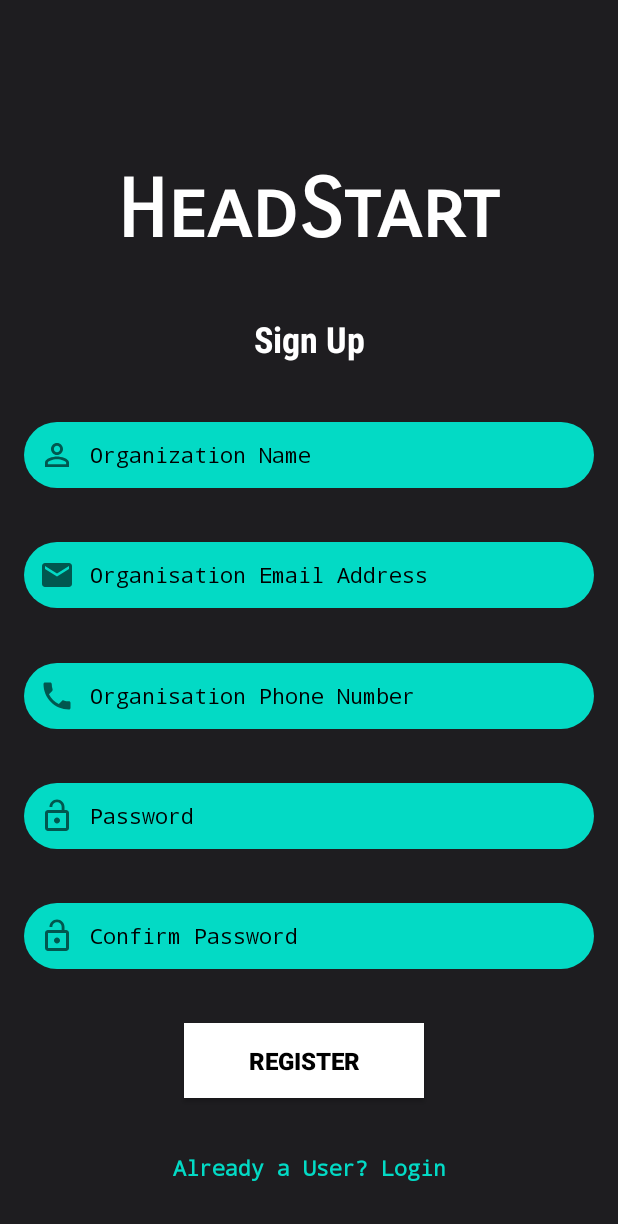
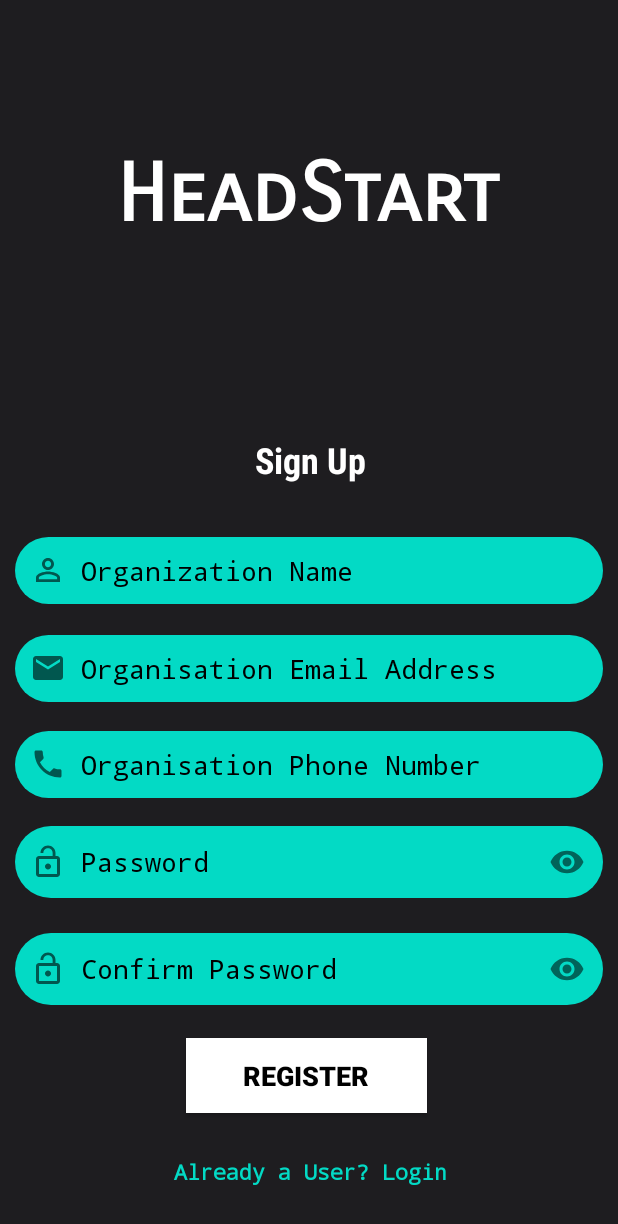
Before and after one commit to skepquilian/HeadStart, an Android app: the TruckOwnerRegisterForm screen opened directly, with no data from a screen before it, on a phone screen of 412 x 824 dp. Shown: the top 1224 px of the screen. Run offline under Robolectric (Android 15) with nearby library versions, the phone set to English and light mode, and no system bars; our stand-ins replace Firebase (no records; nobody signed in at launch, a user with empty details on screens opened directly).

Commit message:
changed to Relative layout in Xml

```diff
--- a/app/build.gradle
+++ b/app/build.gradle
@@ -34,7 +34,7 @@ dependencies {
     implementation 'androidx.appcompat:appcompat:1.2.0'
     implementation 'com.google.android.material:material:1.2.1'
     implementation 'androidx.constraintlayout:constraintlayout:2.0.4'
-    implementation 'com.google.firebase:firebase-auth:20.0.0'
+    implementation 'com.google.firebase:firebase-auth:20.0.1'
     implementation 'com.google.firebase:firebase-database:19.5.1'
     testImplementation 'junit:junit:4.13.1'
     androidTestImplementation 'androidx.test.ext:junit:1.1.2'
--- a/app/src/main/java/com/example/headstart/TruckOwnerLoginForm.java
+++ b/app/src/main/java/com/example/headstart/TruckOwnerLoginForm.java
@@ -116,10 +116,11 @@ public class TruckOwnerLoginForm extends AppCompatActivity implements View.OnCli
             }
         });
     }
+
+    @Override
     public void onBackPressed() {
-
         super.onBackPressed();
-        startActivity(new Intent(TruckOwnerLoginForm.this,MainActivity.class));
+        startActivity(new Intent(TruckOwnerLoginForm.this, MainActivity.class));
         finish();
     }
 }
--- a/app/src/main/java/com/example/headstart/TruckOwnerRegisterForm.java
+++ b/app/src/main/java/com/example/headstart/TruckOwnerRegisterForm.java
@@ -5,6 +5,7 @@ import androidx.appcompat.app.AppCompatActivity;
 
 import android.content.Intent;
 import android.os.Bundle;
+import android.telephony.PhoneNumberFormattingTextWatcher;
 import android.util.Patterns;
 import android.view.View;
 import android.widget.Button;
@@ -45,12 +46,15 @@ public class TruckOwnerRegisterForm extends AppCompatActivity implements View.On
         //EditText
         editTextOrganizationName = findViewById(R.id.organizationName);
         editTextEmail            = findViewById(R.id.emailAddress);
+
         editTextPhone            = findViewById(R.id.phoneNumber);
+        editTextPhone.addTextChangedListener(new PhoneNumberFormattingTextWatcher());
+
         editTextPassword         = findViewById(R.id.userPassword);
         editTextPasswordConfirm  = findViewById(R.id.passwordConfirm);
 
         //register Button
-        Button btnRegister = findViewById(R.id.registerUser);
+        Button btnRegister = findViewById(R.id.registerButton);
         btnRegister.setOnClickListener(this);
 
         progressBar = findViewById(R.id.progressBar);
@@ -66,7 +70,7 @@ public class TruckOwnerRegisterForm extends AppCompatActivity implements View.On
             startActivity(new Intent(this, TruckOwnerLoginForm.class));
             return;
         }
-        if (v.getId() == R.id.registerUser){
+        if (v.getId() == R.id.registerButton){
             registerUser();
         }
     }
@@ -162,4 +166,11 @@ public class TruckOwnerRegisterForm extends AppCompatActivity implements View.On
             }
         });
     }
+
+    //On back press to redirect to login page
+    @Override
+    public void onBackPressed() {
+        super.onBackPressed();
+        startActivity(new Intent(TruckOwnerRegisterForm.this, TruckOwnerLoginForm.class));
+    }
 }
--- a/app/src/main/res/layout/truck_owner_register_activity.xml
+++ b/app/src/main/res/layout/truck_owner_register_activity.xml
@@ -1,5 +1,5 @@
 <?xml version="1.0" encoding="utf-8"?>
-<androidx.constraintlayout.widget.ConstraintLayout xmlns:android="http://schemas.android.com/apk/res/android"
+<RelativeLayout xmlns:android="http://schemas.android.com/apk/res/android"
     xmlns:app="http://schemas.android.com/apk/res-auto"
     xmlns:tools="http://schemas.android.com/tools"
     android:layout_width="match_parent"
@@ -12,220 +12,248 @@
         android:id="@+id/appName"
         android:layout_width="wrap_content"
         android:layout_height="wrap_content"
-        android:layout_marginTop="72dp"
+        android:layout_above="@+id/signUp"
+        android:layout_alignParentStart="true"
+        android:layout_alignParentTop="true"
+        android:layout_alignParentEnd="true"
+        android:layout_marginStart="77dp"
+        android:layout_marginTop="97dp"
+        android:layout_marginEnd="78dp"
+        android:layout_marginBottom="36dp"
         android:fontFamily="sans-serif-smallcaps"
         android:text="@string/app_name"
         android:textAlignment="center"
         android:textAllCaps="false"
-        android:textColor="@android:color/background_light"
+        android:textColor="@android:color/white"
         android:textSize="54sp"
-        android:textStyle="bold"
-        app:layout_constraintBottom_toTopOf="@+id/progressBar"
-        app:layout_constraintEnd_toEndOf="parent"
-        app:layout_constraintHorizontal_bias="0.496"
-        app:layout_constraintStart_toStartOf="parent"
-        app:layout_constraintTop_toTopOf="parent" />
-
-    <EditText
-        android:id="@+id/organizationName"
-        android:layout_width="0dp"
-        android:layout_height="wrap_content"
-        android:layout_marginStart="16dp"
-        android:layout_marginEnd="16dp"
-        android:background="@drawable/round_border"
-        android:cursorVisible="true"
-        android:drawableStart="@drawable/ic_organization"
-        android:drawablePadding="10dp"
-        android:ems="10"
-        android:fontFamily="monospace"
-        android:hint="@string/organization_name"
-        android:inputType="textPersonName"
-        android:padding="10dp"
-        android:singleLine="false"
-        android:textAlignment="viewStart"
-        android:textColor="@android:color/black"
-        android:textColorHighlight="@android:color/black"
-        android:textColorHint="@android:color/black"
-        android:focusable="true"
-        android:focusableInTouchMode="true"
-        android:textCursorDrawable="@android:color/black"
-        android:textSize="14sp"
-        android:typeface="normal"
-        app:layout_constraintBottom_toTopOf="@+id/emailAddress"
-        app:layout_constraintEnd_toEndOf="parent"
-        app:layout_constraintHorizontal_bias="0.0"
-        app:layout_constraintStart_toStartOf="parent"
-        app:layout_constraintTop_toBottomOf="@+id/signUp" />
-
-    <EditText
-        android:id="@+id/emailAddress"
-        android:layout_width="0dp"
-        android:layout_height="wrap_content"
-        android:layout_marginStart="16dp"
-        android:layout_marginEnd="16dp"
-        android:background="@drawable/round_border"
-        android:drawableStart="@drawable/ic_email"
-        android:drawablePadding="10dp"
-        android:ems="10"
-        android:fontFamily="monospace"
-        android:hint="@string/organisation_email"
-        android:inputType="textEmailAddress"
-        android:padding="10dp"
-        android:textAlignment="viewStart"
-        android:textColor="@android:color/black"
-        android:textColorHint="@android:color/black"
-        android:focusable="true"
-        android:focusableInTouchMode="true"
-        android:textCursorDrawable="@android:color/black"
-        android:textSize="14sp"
-        app:layout_constraintBottom_toTopOf="@+id/phoneNumber"
-        app:layout_constraintEnd_toEndOf="parent"
-        app:layout_constraintHorizontal_bias="0.0"
-        app:layout_constraintStart_toStartOf="parent"
-        app:layout_constraintTop_toBottomOf="@+id/organizationName" />
-
-    <EditText
-        android:id="@+id/phoneNumber"
-        android:layout_width="0dp"
-        android:layout_height="wrap_content"
-        android:layout_marginStart="16dp"
-        android:layout_marginEnd="16dp"
-        android:background="@drawable/round_border"
-        android:drawableStart="@drawable/ic_phone"
-        android:drawablePadding="10dp"
-        android:ems="10"
-        android:fontFamily="monospace"
-        android:hint="@string/organisation_phone_number"
-        android:inputType="phone"
-        android:padding="10dp"
-        android:textAlignment="viewStart"
-        android:textColor="@android:color/black"
-        android:textColorHint="@android:color/black"
-        android:focusable="true"
-        android:focusableInTouchMode="true"
-        android:textCursorDrawable="@android:color/black"
-        android:textSize="14sp"
-        app:layout_constraintBottom_toTopOf="@+id/userPassword"
-        app:layout_constraintEnd_toEndOf="parent"
-        app:layout_constraintHorizontal_bias="0.0"
-        app:layout_constraintStart_toStartOf="parent"
-        app:layout_constraintTop_toBottomOf="@+id/emailAddress" />
-
-    <EditText
-        android:id="@+id/userPassword"
-        android:layout_width="0dp"
-        android:layout_height="wrap_content"
-        android:layout_marginStart="16dp"
-        android:layout_marginEnd="16dp"
-        android:background="@drawable/round_border"
-        android:drawableStart="@drawable/ic_password"
-        android:drawablePadding="10dp"
-        android:ems="10"
-        android:fontFamily="monospace"
-        android:hint="@string/add_password"
-        android:inputType="textPassword"
-        android:padding="10dp"
-        android:textAlignment="viewStart"
-        android:textColor="@android:color/black"
-        android:textColorHint="@android:color/black"
-        android:focusable="true"
-        android:focusableInTouchMode="true"
-        android:textCursorDrawable="@android:color/black"
-        android:textSize="14sp"
-        app:layout_constraintBottom_toTopOf="@+id/passwordConfirm"
-        app:layout_constraintEnd_toEndOf="parent"
-        app:layout_constraintHorizontal_bias="1.0"
-        app:layout_constraintStart_toStartOf="parent"
-        app:layout_constraintTop_toBottomOf="@+id/phoneNumber" />
-
-    <EditText
-        android:id="@+id/passwordConfirm"
-        android:layout_width="0dp"
-        android:layout_height="wrap_content"
-        android:layout_marginStart="16dp"
-        android:layout_marginEnd="16dp"
-        android:background="@drawable/round_border"
-        android:drawableStart="@drawable/ic_password"
-        android:drawablePadding="10dp"
-        android:ems="10"
-        android:fontFamily="monospace"
-        android:hint="@string/confirm_password"
-        android:inputType="textPassword"
-        android:padding="10dp"
-        android:textAlignment="viewStart"
-        android:textColor="@android:color/black"
-        android:textColorHint="@android:color/black"
-        android:focusable="true"
-        android:focusableInTouchMode="true"
-        android:textCursorDrawable="@android:color/black"
-        android:textSize="14sp"
-        app:layout_constraintBottom_toTopOf="@+id/registerUser"
-        app:layout_constraintEnd_toEndOf="parent"
-        app:layout_constraintHorizontal_bias="0.0"
-        app:layout_constraintStart_toStartOf="parent"
-        app:layout_constraintTop_toBottomOf="@+id/userPassword" />
+        android:textStyle="bold" />
 
     <TextView
         android:id="@+id/signUp"
         android:layout_width="147dp"
         android:layout_height="36dp"
+        android:layout_above="@+id/registerButton"
+        android:layout_alignParentStart="true"
+        android:layout_alignParentEnd="true"
+        android:layout_marginStart="133dp"
+        android:layout_marginEnd="131dp"
+        android:layout_marginBottom="366dp"
         android:fontFamily="sans-serif-condensed"
         android:text="@string/sign_up"
         android:textAlignment="center"
-        android:textColor="@android:color/background_light"
+        android:textColor="@android:color/white"
         android:textSize="24sp"
-        android:textStyle="bold"
-        app:layout_constraintBottom_toTopOf="@+id/organizationName"
-        app:layout_constraintEnd_toEndOf="parent"
-        app:layout_constraintStart_toStartOf="parent"
-        app:layout_constraintTop_toBottomOf="@+id/appName" />
+        android:textStyle="bold" />
+
+    <com.google.android.material.textfield.TextInputLayout
+        android:layout_width="match_parent"
+        android:layout_height="wrap_content"
+        android:layout_above="@+id/registerButton"
+        app:hintEnabled="false"
+        android:layout_marginBottom="279dp" >
+
+        <EditText
+            android:id="@+id/organizationName"
+            android:layout_width="match_parent"
+            android:layout_height="wrap_content"
+            android:layout_marginStart="10dp"
+            android:layout_marginEnd="10dp"
+            android:layout_marginBottom="10dp"
+            android:background="@drawable/round_border"
+            android:drawableStart="@drawable/ic_organization"
+            android:drawablePadding="10dp"
+            android:ems="10"
+            android:focusable="true"
+            android:focusableInTouchMode="true"
+            android:fontFamily="monospace"
+            android:hint="@string/organization_name"
+            android:textColorHint="@color/black"
+            android:cursorVisible="true"
+            android:textCursorDrawable="@color/black"
+            android:inputType="textPersonName"
+            android:padding="10dp"
+            android:textColor="@android:color/black"
+            android:textColorHighlight="#ffff" />
+    </com.google.android.material.textfield.TextInputLayout>
+
+    <com.google.android.material.textfield.TextInputLayout
+        android:layout_width="match_parent"
+        android:layout_height="wrap_content"
+        app:hintEnabled="false"
+        android:layout_alignParentBottom="true"
+        android:layout_marginBottom="346dp"
+        android:textColorHint="@color/black">
+
+        <EditText
+            android:id="@+id/emailAddress"
+            android:layout_width="match_parent"
+            android:layout_height="wrap_content"
+            android:layout_marginStart="10dp"
+            android:layout_marginEnd="10dp"
+            android:layout_marginBottom="10dp"
+            android:background="@drawable/round_border"
+            android:drawableStart="@drawable/ic_email"
+            android:drawablePadding="10dp"
+            android:ems="10"
+            android:focusable="true"
+            android:focusableInTouchMode="true"
+            android:fontFamily="monospace"
+            android:hint="@string/organisation_email"
+            android:cursorVisible="true"
+            android:textCursorDrawable="@color/black"
+            android:textColorHint="@color/black"
+            android:inputType="textEmailAddress"
+            android:padding="10dp"
+            android:textColor="@android:color/black"
+            android:textColorHighlight="#ffff" />
+    </com.google.android.material.textfield.TextInputLayout>
+
+    <com.google.android.material.textfield.TextInputLayout
+        android:layout_width="match_parent"
+        android:layout_height="wrap_content"
+        android:layout_alignParentBottom="true"
+        android:layout_marginBottom="282dp"
+        app:hintEnabled="false" >
+
+        <EditText
+            android:id="@+id/phoneNumber"
+            android:layout_width="match_parent"
+            android:layout_height="wrap_content"
+            android:layout_marginStart="10dp"
+            android:layout_marginEnd="10dp"
+            android:layout_marginBottom="10dp"
+            android:background="@drawable/round_border"
+            android:drawableStart="@drawable/ic_phone"
+            android:drawablePadding="10dp"
+            android:ems="10"
+            android:focusable="true"
+            android:focusableInTouchMode="true"
+            android:fontFamily="monospace"
+            android:hint="@string/organisation_phone_number"
+            android:maxLength="14"
+            android:cursorVisible="true"
+            android:textCursorDrawable="@color/black"
+            android:textColorHint="@color/black"
+            android:inputType="phone"
+            android:padding="10dp"
+            android:textColor="@android:color/black"
+            android:textColorHighlight="#ffff" />
+    </com.google.android.material.textfield.TextInputLayout>
+
+    <com.google.android.material.textfield.TextInputLayout
+        android:layout_width="match_parent"
+        android:layout_height="wrap_content"
+        android:layout_alignParentBottom="true"
+        android:layout_marginBottom="215dp"
+        app:hintEnabled="false"
+        app:passwordToggleEnabled="true">
+
+        <EditText
+            android:id="@+id/userPassword"
+            android:layout_width="match_parent"
+            android:layout_height="wrap_content"
+            android:layout_marginStart="10dp"
+            android:layout_marginEnd="10dp"
+            android:layout_marginBottom="10dp"
+            android:background="@drawable/round_border"
+            android:drawableStart="@drawable/ic_password"
+            android:drawablePadding="10dp"
+            android:ems="10"
+            android:focusable="true"
+            android:focusableInTouchMode="true"
+            android:fontFamily="monospace"
+            android:hint="@string/add_password"
+            android:cursorVisible="true"
+            android:textCursorDrawable="@color/black"
+            android:textColorHint="@color/black"
+            android:inputType="textPassword"
+            android:padding="10dp"
+            android:textColor="@android:color/black"
+            android:textColorHighlight="#ffff" />
+    </com.google.android.material.textfield.TextInputLayout>
+
+    <com.google.android.material.textfield.TextInputLayout
+        android:layout_width="match_parent"
+        android:layout_height="wrap_content"
+        android:layout_above="@+id/registerButton"
+        android:layout_marginTop="-15dp"
+        android:layout_marginBottom="12dp"
+        app:hintEnabled="false"
+        app:passwordToggleEnabled="true">
+
+        <EditText
+            android:id="@+id/passwordConfirm"
+            android:layout_width="match_parent"
+            android:layout_height="wrap_content"
+            android:layout_marginStart="10dp"
+            android:layout_marginEnd="10dp"
+            android:layout_marginBottom="10dp"
+            android:background="@drawable/round_border"
+            android:drawableStart="@drawable/ic_password"
+            android:drawablePadding="10dp"
+            android:ems="10"
+            android:focusable="true"
+            android:focusableInTouchMode="true"
+            android:fontFamily="monospace"
+            android:hint="@string/confirm_password"
+            android:cursorVisible="true"
+            android:textCursorDrawable="@color/black"
+            android:textColorHint="@color/black"
+            android:inputType="textPassword"
+            android:padding="10dp"
+            android:textColor="@android:color/black"
+            android:textColorHighlight="#ffff" />
+    </com.google.android.material.textfield.TextInputLayout>
 
     <Button
-        android:id="@+id/registerUser"
+        android:id="@+id/registerButton"
         android:layout_width="160dp"
         android:layout_height="50dp"
-        android:layout_marginStart="16dp"
-        android:layout_marginEnd="16dp"
+        android:layout_above="@+id/loginUser"
+        android:layout_alignParentStart="true"
+        android:layout_alignParentEnd="true"
+        android:layout_marginStart="124dp"
+        android:layout_marginEnd="127dp"
+        android:layout_marginBottom="19dp"
         android:background="@color/white"
         android:padding="10dp"
         android:text="@string/register_btn"
         android:textAlignment="center"
-        android:textColor="@android:color/black"
-        android:textSize="16sp"
-        android:textStyle="bold"
-        app:layout_constraintBottom_toTopOf="@+id/loginUser"
-        app:layout_constraintEnd_toEndOf="parent"
-        app:layout_constraintHorizontal_bias="0.484"
-        app:layout_constraintStart_toStartOf="parent"
-        app:layout_constraintTop_toBottomOf="@+id/passwordConfirm" />
+        android:textColor="@color/black"
+        android:textSize="18sp"
+        android:textStyle="bold" />
 
     <TextView
         android:id="@+id/loginUser"
         android:layout_width="wrap_content"
         android:layout_height="wrap_content"
-        android:layout_marginStart="32dp"
-        android:layout_marginEnd="32dp"
+        android:layout_alignParentStart="true"
+        android:layout_alignParentEnd="true"
+        android:layout_alignParentBottom="true"
+        android:layout_marginStart="25dp"
+        android:layout_marginEnd="24dp"
+        android:layout_marginBottom="23dp"
         android:fontFamily="monospace"
+        android:padding="10dp"
         android:text="@string/already_a_user_login"
+        android:textAlignment="center"
         android:textColor="@color/colorAccent"
         android:textSize="14sp"
-        android:textStyle="bold"
-        app:layout_constraintBottom_toBottomOf="parent"
-        app:layout_constraintEnd_toEndOf="parent"
-        app:layout_constraintStart_toStartOf="parent"
-        app:layout_constraintTop_toBottomOf="@+id/registerUser" />
+        android:textStyle="bold" />
 
     <ProgressBar
         android:id="@+id/progressBar"
         style="?android:attr/progressBarStyle"
         android:layout_width="wrap_content"
         android:layout_height="wrap_content"
-        android:layout_marginStart="32dp"
-        android:layout_marginEnd="32dp"
-        android:visibility="gone"
-        app:layout_constraintBottom_toTopOf="@+id/signUp"
-        app:layout_constraintEnd_toEndOf="parent"
-        app:layout_constraintHorizontal_bias="0.498"
-        app:layout_constraintStart_toStartOf="parent"
-        app:layout_constraintTop_toBottomOf="@+id/appName" />
-</androidx.constraintlayout.widget.ConstraintLayout>
+        android:layout_alignParentStart="true"
+        android:layout_alignParentTop="true"
+        android:layout_alignParentEnd="true"
+        android:layout_alignParentBottom="true"
+        android:layout_marginStart="181dp"
+        android:layout_marginTop="186dp"
+        android:layout_marginEnd="182dp"
+        android:layout_marginBottom="497dp"
+        android:visibility="gone" />
+
+</RelativeLayout>
```
Also changed, not shown: app/src/main/AndroidManifest.xml (+16 -5 lines), app/src/main/java/com/example/headstart/MainActivity.java (+19 -9 lines), app/src/main/java/com/example/headstart/ResetPassword.java (+9 -0 lines), app/src/main/res/layout/activity_home.xml (+15 -9 lines), app/src/main/res/layout/activity_main.xml (+16 -15 lines), app/src/main/res/layout/truck_owner_login_activity.xml (+103 -97 lines).
